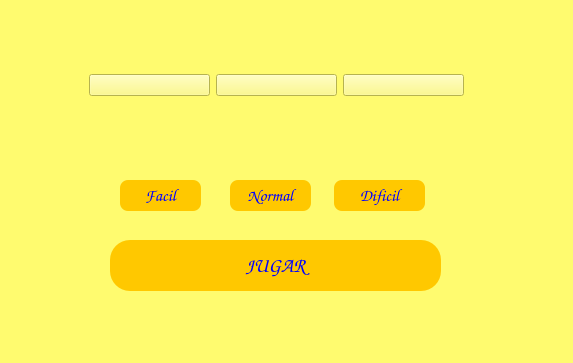
The window that startwindow.ui (LuisMiguelSC/project-flappy) describes before a commit, drawn with Qt 5.
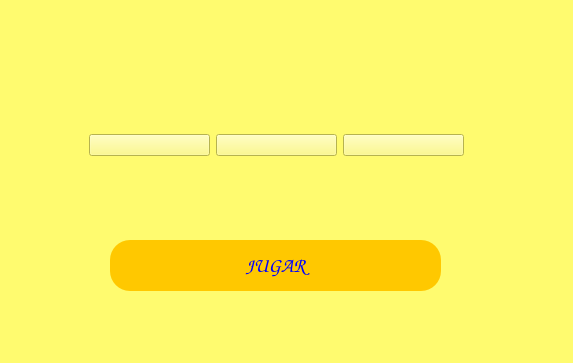
The same window after the commit. Icons and pictures are not drawn.

Diff of the .ui file:
```diff
--- a/startwindow.ui
+++ b/startwindow.ui
@@ -50,95 +50,11 @@
     <string>JUGAR</string>
    </property>
   </widget>
-  <widget class="QPushButton" name="Facil">
-   <property name="geometry">
-    <rect>
-     <x>120</x>
-     <y>180</y>
-     <width>81</width>
-     <height>31</height>
-    </rect>
-   </property>
-   <property name="font">
-    <font>
-     <family>Comic Sans MS</family>
-     <pointsize>-1</pointsize>
-     <bold>true</bold>
-    </font>
-   </property>
-   <property name="styleSheet">
-    <string notr="true">border-radius: 8px;
-color: rgb(0, 0, 255);
-font-size: 17px;
-font-family: &quot;Comic Sans MS&quot;;
-font-weight: bold;
-background-color:rgb(255, 200, 0)</string>
-   </property>
-   <property name="text">
-    <string>Facil</string>
-   </property>
-  </widget>
-  <widget class="QPushButton" name="Normal">
-   <property name="geometry">
-    <rect>
-     <x>230</x>
-     <y>180</y>
-     <width>81</width>
-     <height>31</height>
-    </rect>
-   </property>
-   <property name="font">
-    <font>
-     <family>Comic Sans MS</family>
-     <pointsize>-1</pointsize>
-     <bold>true</bold>
-    </font>
-   </property>
-   <property name="styleSheet">
-    <string notr="true">border-radius: 8px;
-color: rgb(0, 0, 255);
-font-size: 17px;
-font-family: &quot;Comic Sans MS&quot;;
-font-weight: bold;
-background-color:rgb(255, 200, 0)</string>
-   </property>
-   <property name="text">
-    <string>Normal</string>
-   </property>
-  </widget>
-  <widget class="QPushButton" name="Dificil">
-   <property name="geometry">
-    <rect>
-     <x>334</x>
-     <y>180</y>
-     <width>91</width>
-     <height>31</height>
-    </rect>
-   </property>
-   <property name="font">
-    <font>
-     <family>Comic Sans MS</family>
-     <pointsize>-1</pointsize>
-     <bold>true</bold>
-    </font>
-   </property>
-   <property name="styleSheet">
-    <string notr="true">border-radius: 8px;
-color: rgb(0, 0, 255);
-font-size: 17px;
-font-family: &quot;Comic Sans MS&quot;;
-font-weight: bold;
-background-color:rgb(255, 200, 0)</string>
-   </property>
-   <property name="text">
-    <string>Dificil</string>
-   </property>
-  </widget>
   <widget class="QWidget" name="horizontalLayoutWidget">
    <property name="geometry">
     <rect>
      <x>89</x>
-     <y>30</y>
+     <y>90</y>
      <width>375</width>
      <height>110</height>
     </rect>
```
Left out of the diff: 2 changed lines with no effect on the pictures.
